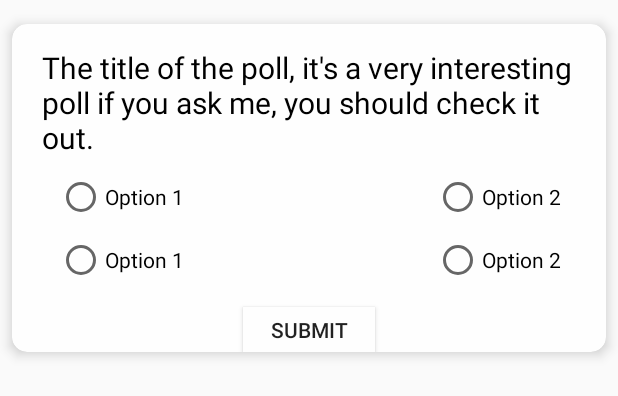
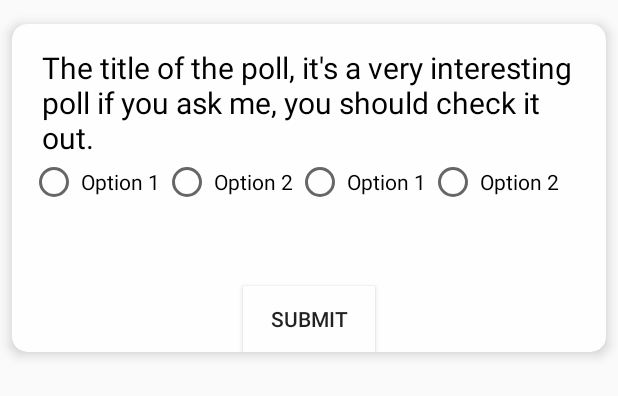
Before and after one commit to preetishnsrk/FreeHit, an Android app: the layout poll_cards.xml on its own in the app's theme, with its tools: preview values and no code run, on a phone screen of 412 x 824 dp. Shown: the top 396 px of the screen. Run offline under Robolectric (Android 15) with nearby library versions, the phone set to English and light mode, and no system bars.

```diff
--- a/app/src/main/java/com/debut/ellipsis/freehit/News/NewsItemAdapter.java
+++ b/app/src/main/java/com/debut/ellipsis/freehit/News/NewsItemAdapter.java
@@ -43,7 +43,7 @@ public class NewsItemAdapter extends ArrayAdapter<NewsItem> {
         //Initializing the AVLoadingIndicator
         final AVLoadingIndicatorView loader = (AVLoadingIndicatorView) listItemView.findViewById(R.id.avi);
 
-        NewsItem currentnews = (NewsItem) getItem(position);
+        NewsItem currentnews = getItem(position);
         System.out.println(currentnews);
         String imageurl = currentnews.getMurlofimage();
         TextView studentName = (TextView) listItemView.findViewById(R.id.header_text_view);
--- a/app/src/main/res/layout/item.xml
+++ b/app/src/main/res/layout/item.xml
@@ -1,14 +1,14 @@
 <?xml version="1.0" encoding="utf-8"?>
+
+<RelativeLayout android:layout_width="match_parent"
+    android:layout_height="match_parent"
+    xmlns:android="http://schemas.android.com/apk/res/android">
 
 <android.support.v4.widget.SwipeRefreshLayout
     xmlns:android="http://schemas.android.com/apk/res/android"
     android:id="@+id/swipe_refresh_layout"
     android:layout_width="match_parent"
     android:layout_height="match_parent">
-
-<RelativeLayout
-    android:layout_width="match_parent"
-    android:layout_height="wrap_content">
 
     <ListView
         android:id="@+id/list"
@@ -19,9 +19,7 @@
         android:drawSelectorOnTop="true"
         android:orientation="vertical" />
 
-    <RelativeLayout
-        android:layout_width="match_parent"
-        android:layout_height="match_parent">
+</android.support.v4.widget.SwipeRefreshLayout>
 
         <ProgressBar
             android:id="@+id/progress_bar"
@@ -29,6 +27,6 @@
             android:layout_width="wrap_content"
             android:layout_height="wrap_content"
             android:layout_centerInParent="true" />
-    </RelativeLayout>
+
+
 </RelativeLayout>
-</android.support.v4.widget.SwipeRefreshLayout>
--- a/app/src/main/res/layout/poll_cards.xml
+++ b/app/src/main/res/layout/poll_cards.xml
@@ -32,52 +32,55 @@
                 android:textSize="20sp" />
 
 
+            <RadioGroup
+                android:id="@+id/poll_group"
+                android:layout_width="match_parent"
+                android:layout_height="70dp"
+                android:layout_alignParentStart="true"
+                android:layout_below="@+id/poll_title"
+                android:layout_marginLeft="12dp"
+                android:layout_marginRight="12dp"
+                android:orientation="horizontal"
+                >
+
                 <RadioButton
                     android:id="@+id/option_1"
                     android:layout_width="wrap_content"
                     android:layout_height="wrap_content"
-                android:layout_below="@id/poll_title"
-                android:layout_marginLeft="30dp"
-                android:layout_marginTop="10dp"
+
+                    android:padding="2dp"
                     android:text="Option 1" />
 
                 <RadioButton
                     android:id="@+id/option_2"
                     android:layout_width="wrap_content"
                     android:layout_height="wrap_content"
-                android:layout_alignBaseline="@+id/option_1"
-                android:layout_alignParentEnd="true"
-                android:layout_marginRight="30dp"
-                android:layout="@id/poll_title"
+
+                    android:padding="2dp"
                     android:text="Option 2" />
 
                 <RadioButton
                     android:id="@+id/option_3"
                     android:layout_width="wrap_content"
                     android:layout_height="wrap_content"
-
-                android:layout_alignStart="@id/option_1"
-                android:layout_below="@id/option_1"
-                android:layout_marginTop="10dp"
+                    android:padding="2dp"
                     android:text="Option 1" />
 
                 <RadioButton
                     android:id="@+id/option_4"
                     android:layout_width="wrap_content"
                     android:layout_height="wrap_content"
-                android:layout_alignBaseline="@id/option_3"
-                android:layout_alignStart="@id/option_2"
-                android:layout_below="@id/option_2"
-                android:layout_marginRight="30dp"
-                android:layout_marginTop="10dp"
-                android:layout="@id/poll_title"
+
+                    android:padding="2dp"
                     android:text="Option 2" />
+
+            </RadioGroup>
 
             <Button
                 android:id="@+id/poll_submit"
                 android:layout_width="wrap_content"
                 android:layout_height="wrap_content"
-                android:layout_below="@id/option_4"
+                android:layout_below="@id/poll_group"
                 android:layout_centerHorizontal="true"
                 android:layout_marginTop="15dp"
                 android:background="@color/color_white"
--- a/app/src/main/res/layout/stats_item.xml
+++ b/app/src/main/res/layout/stats_item.xml
@@ -1,6 +1,5 @@
 <?xml version="1.0" encoding="utf-8"?>
 <RelativeLayout xmlns:android="http://schemas.android.com/apk/res/android"
-    xmlns:tools="http://schemas.android.com/tools"
     android:layout_width="match_parent"
     android:layout_height="match_parent"
     android:padding="8dp">
```
Lines whose indentation alone changed are shown as unchanged.
